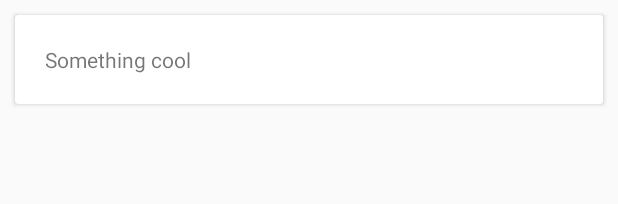
After one commit to t2modus/android-competency-test, an Android app: the layout status_card.xml on its own in the app's theme, with its tools: preview values and no code run, on a phone screen of 412 x 824 dp. The commit adds this screen. Shown: the top 204 px of the screen. Run offline under Robolectric (Android 15) with nearby library versions, the phone set to English and light mode, and no system bars.

Commit message:
Added cardview for status's

```diff
--- /dev/null
+++ b/t2eldencomptest/src/main/res/layout/status_card.xml
@@ -0,0 +1,20 @@
+<?xml version="1.0" encoding="utf-8"?>
+<android.support.design.widget.CoordinatorLayout
+    xmlns:android="http://schemas.android.com/apk/res/android"
+    xmlns:tools="http://schemas.android.com/tools"
+    android:layout_width="match_parent"
+    android:layout_height="wrap_content">
+
+    <android.support.v7.widget.CardView
+        android:layout_width="match_parent"
+        android:layout_height="wrap_content"
+        android:layout_margin="10dp">
+
+        <TextView
+            android:id="@+id/tvStatus"
+            android:layout_width="wrap_content"
+            android:layout_height="wrap_content"
+            android:layout_margin="20dp"
+            tools:text="Something cool" />
+    </android.support.v7.widget.CardView>
+</android.support.design.widget.CoordinatorLayout>
```
Also changed, not shown: t2eldencomptest/src/main/java/com/elden/t2eldencomptest/activities/friend_list/FriendDetailsActivity.java (+10 -0 lines), t2eldencomptest/src/main/res/layout/activity_friend_details.xml (+36 -21 lines).
